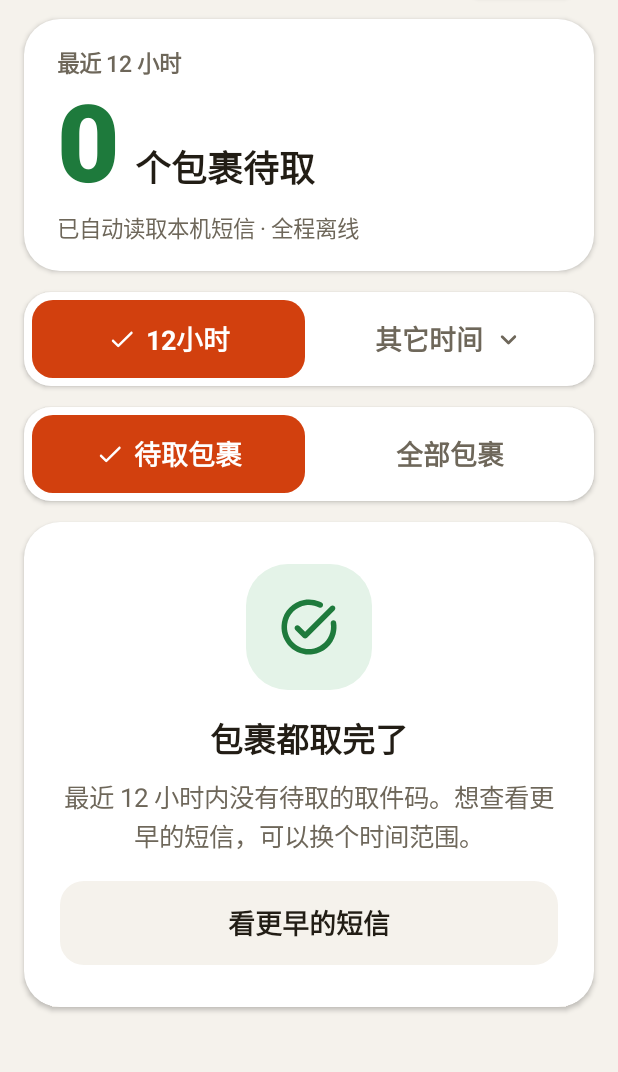
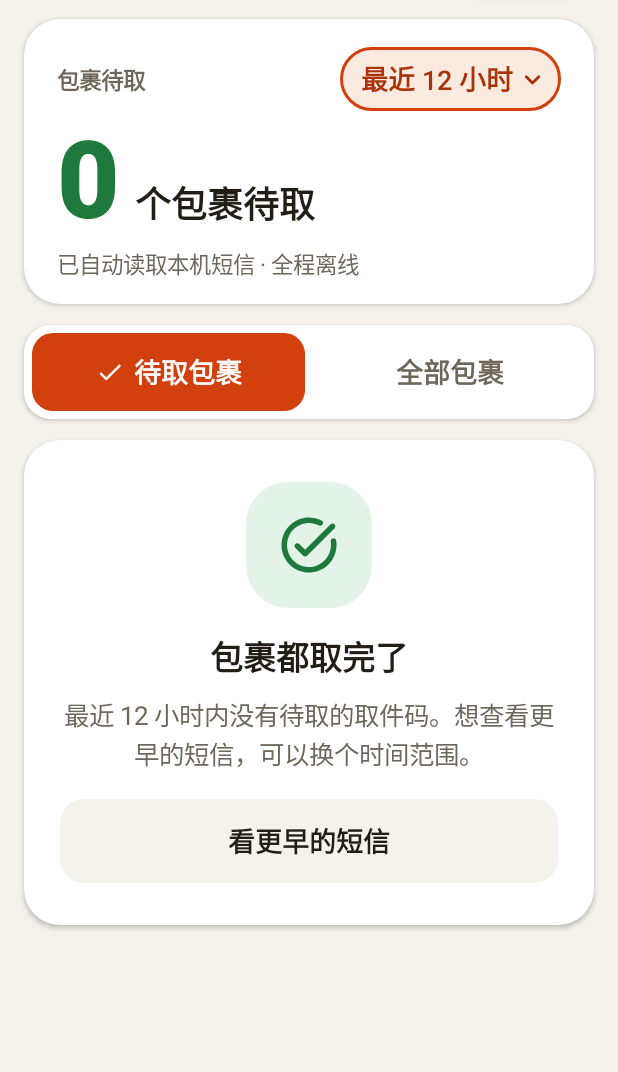
Before and after one commit to decli/CodeHelper, an Android app built with Jetpack Compose: the screen it shows after launch (MainActivity), on a phone screen of 412 x 824 dp, the part 99-1171 px from its top. Run offline under Robolectric (Android 15) with nearby library versions, the phone set to English and light mode, and no system bars; libraries missing offline, so code that uses them is left out: java.time, java.time.format, kotlin.math.roundToInt.

Commit message:
Implement approved v1.3 layout; hard-guarantee codes never wrap
Per design review: overall v1.3 approved, with the requirement that a
single pickup code must never wrap onto two lines.

- Pickup code text now sets softWrap=false: lines break only at code
  boundaries; a line that cannot fit shrinks via autoSize (floor
  lowered 20->16sp for extra headroom) instead of wrapping
- Time filter moves into a persimmon-outlined chip on the hero card
  (min 48dp touch target), replacing the segmented time row; first
  code card is fully visible on the first screen
- Time sheet now includes the default 最近 12 小时 option and shares
  the same range wording as the hero chip
- Bump version to 1.3.0 (versionCode 23); docs and README updated

Co-Authored-By: Claude Fable 5 <noreply@anthropic.com>
Claude-Session: https://claude.ai/code/session_01Ek3oRbxAXZio2Pqvp9fEAu

```diff
--- a/app/build.gradle.kts
+++ b/app/build.gradle.kts
@@ -12,8 +12,8 @@ android {
         applicationId = "com.decli.codehelper"
         minSdk = 26
         targetSdk = 36
-        versionCode = 22
-        versionName = "1.2.0"
+        versionCode = 23
+        versionName = "1.3.0"
         vectorDrawables {
             useSupportLibrary = true
         }
--- a/app/src/main/java/com/decli/codehelper/ui/CodeHelperApp.kt
+++ b/app/src/main/java/com/decli/codehelper/ui/CodeHelperApp.kt
@@ -12,6 +12,7 @@ import androidx.activity.compose.rememberLauncherForActivityResult
 import androidx.activity.result.contract.ActivityResultContracts
 import androidx.compose.animation.core.Animatable
 import androidx.compose.animation.core.tween
+import androidx.compose.foundation.BorderStroke
 import androidx.compose.foundation.Canvas
 import androidx.compose.foundation.ExperimentalFoundationApi
 import androidx.compose.foundation.background
@@ -178,9 +179,8 @@ fun CodeHelperApp(
     if (showTimeSheet) {
         TimeFilterSheet(
             selectedFilter = uiState.selectedFilter,
-            options = remember {
-                CodeFilterWindow.entries.filterNot { it == CodeFilterWindow.Last12Hours }
-            },
+            // 时间分段行取消后，默认档「12小时」也要能在面板里选回
+            options = remember { CodeFilterWindow.entries.toList() },
             onDismissRequest = { showTimeSheet = false },
             onSelect = { filter ->
                 showTimeSheet = false
@@ -234,7 +234,6 @@ fun CodeHelperApp(
             } else {
                 HomeContent(
                     uiState = uiState,
-                    onSelect12Hours = { viewModel.selectFilter(CodeFilterWindow.Last12Hours) },
                     onOpenTimeSheet = { showTimeSheet = true },
                     onShowAll = viewModel::forceRefreshAll,
                     onShowPendingOnly = { viewModel.selectFilter(uiState.selectedFilter) },
@@ -260,7 +259,6 @@ fun CodeHelperApp(
 @Composable
 private fun HomeContent(
     uiState: HomeUiState,
-    onSelect12Hours: () -> Unit,
     onOpenTimeSheet: () -> Unit,
     onShowAll: () -> Unit,
     onShowPendingOnly: () -> Unit,
@@ -293,13 +291,6 @@ private fun HomeContent(
                     rangeLabel = rangeLabel(uiState.selectedFilter),
                     isLoading = uiState.isLoading,
                     hasSmsPermission = uiState.hasSmsPermission,
-                )
-            }
-
-            item(key = "time-filter") {
-                TimeSegmentedControl(
-                    selectedFilter = uiState.selectedFilter,
-                    onSelect12Hours = onSelect12Hours,
                     onOpenTimeSheet = onOpenTimeSheet,
                 )
             }
@@ -455,6 +446,7 @@ private fun HeroCard(
     rangeLabel: String,
     isLoading: Boolean,
     hasSmsPermission: Boolean,
+    onOpenTimeSheet: () -> Unit,
 ) {
     Surface(
         modifier = Modifier.fillMaxWidth(),
@@ -463,14 +455,24 @@ private fun HeroCard(
         shadowElevation = 2.dp,
     ) {
         Column(
-            modifier = Modifier.padding(horizontal = 22.dp, vertical = 18.dp),
+            modifier = Modifier.padding(horizontal = 22.dp, vertical = 16.dp),
             verticalArrangement = Arrangement.spacedBy(2.dp),
         ) {
-            Text(
-                text = rangeLabel,
-                style = MaterialTheme.typography.bodyMedium.copy(fontWeight = FontWeight.SemiBold),
-                color = MaterialTheme.colorScheme.onSurfaceVariant,
-            )
+            Row(
+                modifier = Modifier.fillMaxWidth(),
+                horizontalArrangement = Arrangement.SpaceBetween,
+                verticalAlignment = Alignment.CenterVertically,
+            ) {
+                Text(
+                    text = "包裹待取",
+                    style = MaterialTheme.typography.bodyMedium.copy(fontWeight = FontWeight.SemiBold),
+                    color = MaterialTheme.colorScheme.onSurfaceVariant,
+                )
+                RangeChip(
+                    label = rangeLabel,
+                    onClick = onOpenTimeSheet,
+                )
+            }
             Row {
                 Text(
                     text = "$pendingCount",
@@ -503,6 +505,38 @@ private fun HeroCard(
     }
 }
 
+/** 英雄卡右上角的时间范围胶囊：显示当前档位，点击打开时间面板 */
+@Composable
+private fun RangeChip(
+    label: String,
+    onClick: () -> Unit,
+) {
+    Surface(
+        onClick = onClick,
+        shape = CircleShape,
+        color = MaterialTheme.colorScheme.primaryContainer,
+        border = BorderStroke(1.5.dp, MaterialTheme.colorScheme.primary),
+    ) {
+        Row(
+            modifier = Modifier.padding(start = 14.dp, end = 8.dp, top = 8.dp, bottom = 8.dp),
+            horizontalArrangement = Arrangement.spacedBy(2.dp),
+            verticalAlignment = Alignment.CenterVertically,
+        ) {
+            Text(
+                text = label,
+                style = MaterialTheme.typography.labelLarge,
+                color = MaterialTheme.colorScheme.onPrimaryContainer,
+            )
+            Icon(
+                imageVector = Icons.Rounded.KeyboardArrowDown,
+                contentDescription = null,
+                modifier = Modifier.size(22.dp),
+                tint = MaterialTheme.colorScheme.onPrimaryContainer,
+            )
+        }
+    }
+}
+
 // ─────────────── 分段控件（全应用统一的选中语言：柿橙实心底 + 对勾） ───────────────
 
 @Composable
@@ -530,8 +564,6 @@ private fun Segment(
     onClick: () -> Unit,
     modifier: Modifier = Modifier,
     enabled: Boolean = true,
-    showArrow: Boolean = false,
-    clickableWhenSelected: Boolean = false,
 ) {
     val shape = RoundedCornerShape(14.dp)
     val contentColor = when {
@@ -546,10 +578,7 @@ private fun Segment(
             .background(
                 if (selected) MaterialTheme.colorScheme.primary else MaterialTheme.colorScheme.surface,
             )
-            .clickable(
-                enabled = enabled && (!selected || clickableWhenSelected),
-                onClick = onClick,
-            ),
+            .clickable(enabled = enabled && !selected, onClick = onClick),
         contentAlignment = Alignment.Center,
     ) {
         Row(
@@ -569,43 +598,7 @@ private fun Segment(
                 style = MaterialTheme.typography.titleMedium.copy(fontSize = 18.sp, fontWeight = FontWeight.Bold),
                 color = contentColor,
             )
-            if (showArrow) {
-                Icon(
-                    imageVector = Icons.Rounded.KeyboardArrowDown,
-                    contentDescription = null,
-                    modifier = Modifier.size(22.dp),
-                    tint = contentColor,
-                )
-            }
         }
-    }
-}
-
-// ─────────────────────────── 时间筛选 ───────────────────────────
-
-@Composable
-private fun TimeSegmentedControl(
-    selectedFilter: CodeFilterWindow,
-    onSelect12Hours: () -> Unit,
-    onOpenTimeSheet: () -> Unit,
-) {
-    val is12Hours = selectedFilter == CodeFilterWindow.Last12Hours
-    SegmentedCard {
-        Segment(
-            modifier = Modifier.weight(1f),
-            selected = is12Hours,
-            label = "12小时",
-            onClick = onSelect12Hours,
-        )
-        Segment(
-            modifier = Modifier.weight(1f),
-            selected = !is12Hours,
-            label = if (is12Hours) "其它时间" else selectedFilter.label,
-            showArrow = true,
-            // 选中「3天内」等档位后仍可再点开面板换档
-            clickableWhenSelected = true,
-            onClick = onOpenTimeSheet,
-        )
     }
 }
 
@@ -736,8 +729,10 @@ private fun PickupCodeCardBody(
                     style = MaterialTheme.typography.labelMedium.copy(letterSpacing = 6.sp),
                     color = MaterialTheme.colorScheme.onSurfaceVariant,
                 )
-                // 自适应字号：在不折行的前提下让取件码尽可能大；
-                // maxLines = 码数，任何一行放不下即触发整体缩小，多个码保持同一字号。
+                // 自适应字号：在不折行的前提下让取件码尽可能大，多个码保持同一字号。
+                // softWrap=false 保证单个取件码物理上不可能折行（只在 \n 处分行）：
+                // 某行放不下 → 该行溢出 → autoSize 整体缩小字号；缩到下限仍放不下时
+                // 该行以省略号收尾，但永远保持一码一行。
                 BasicText(
                     text = item.codeDisplay,
                     modifier = Modifier.fillMaxWidth(),
@@ -750,10 +745,11 @@ private fun PickupCodeCardBody(
                             MaterialTheme.colorScheme.onSurface
                         },
                     ),
+                    softWrap = false,
                     maxLines = item.codeCount,
                     overflow = TextOverflow.Ellipsis,
                     autoSize = TextAutoSize.StepBased(
-                        minFontSize = 20.sp,
+                        minFontSize = 16.sp,
                         maxFontSize = 72.sp,
                         stepSize = 1.sp,
                     ),
@@ -1268,7 +1264,8 @@ private fun rangeLabel(filter: CodeFilterWindow): String =
         "最近 ${filter.hours / 24} 天"
     }
 
-private fun sheetOptionLabel(filter: CodeFilterWindow): String = "最近 ${filter.hours / 24} 天"
+/** 面板选项与英雄卡胶囊使用同一套时间范围文案 */
+private fun sheetOptionLabel(filter: CodeFilterWindow): String = rangeLabel(filter)
 
 /**
  * 把提取器的技术标签（命中规则N）翻译成老人能看懂的识别依据：
```
Also changed, not shown: 2 other files.
